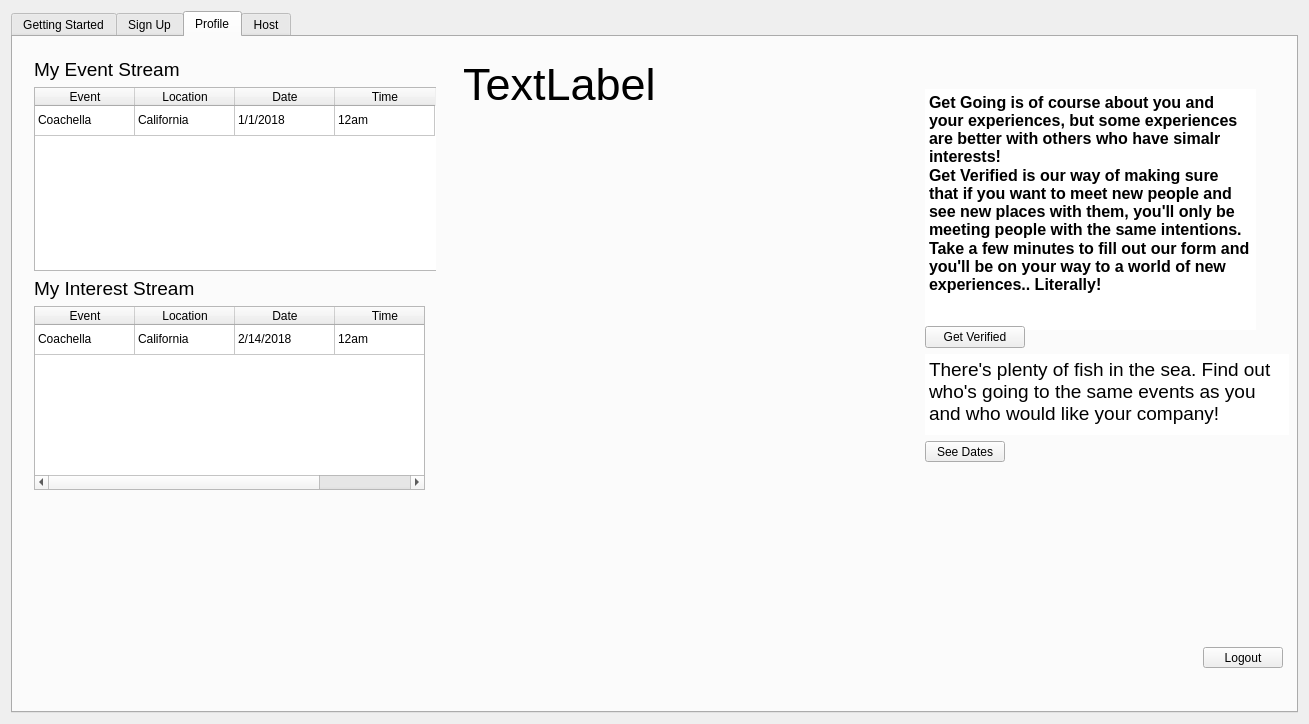
First picture: the form in src/web-app/interestdata.ui, repository Aesylwinn/software-engineering, before the edit.
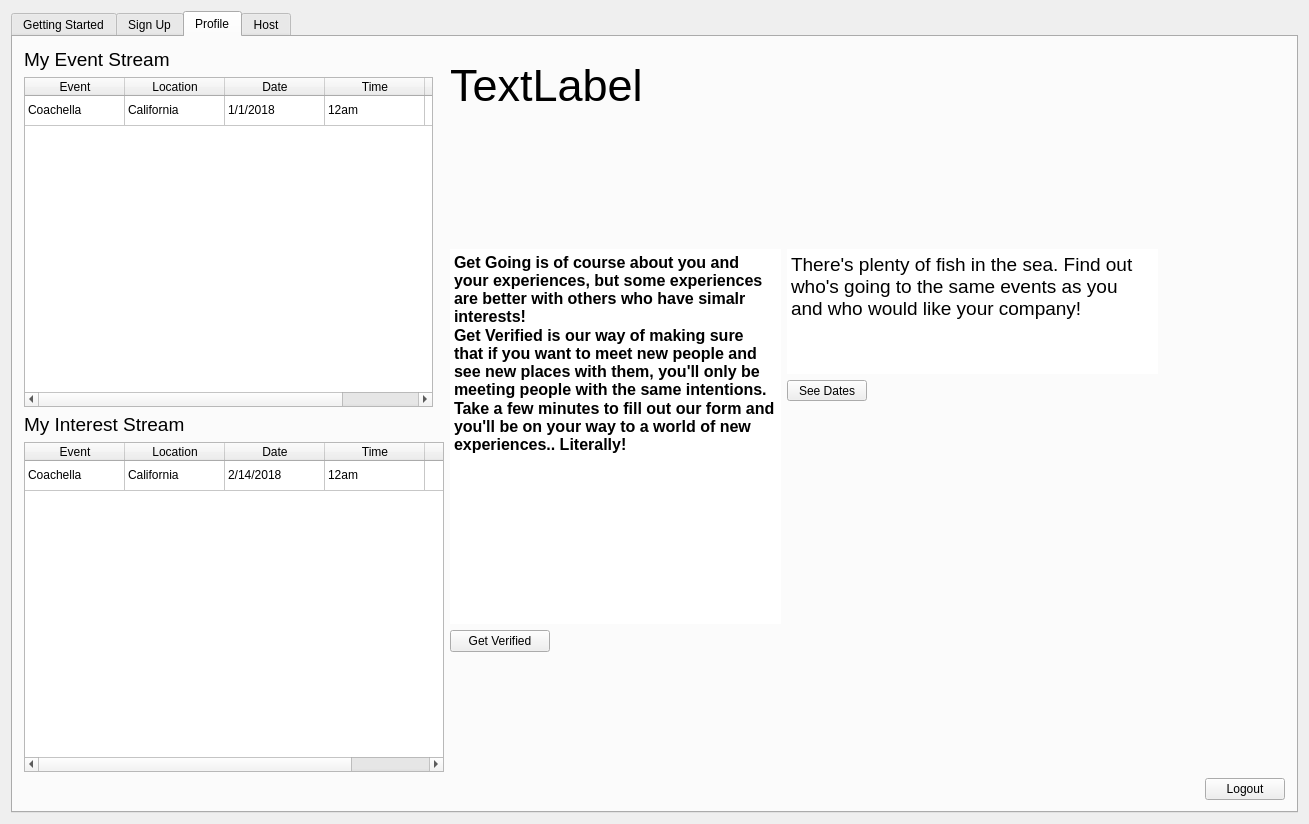
Second picture: the form after the edit. The open tabs and pages were chosen to show the change. Icons and pictures are not drawn.

Commit message: added host button functionality

```diff
--- a/src/web-app/interestdata.ui
+++ b/src/web-app/interestdata.ui
@@ -7,7 +7,7 @@
     <x>0</x>
     <y>0</y>
     <width>1309</width>
-    <height>720</height>
+    <height>824</height>
    </rect>
   </property>
   <property name="windowTitle">
@@ -958,37 +958,25 @@
       <attribute name="title">
        <string>Profile</string>
       </attribute>
+      <layout class="QGridLayout" name="gridLayout_4">
+       <item row="2" column="2">
       <widget class="QPushButton" name="logout">
-       <property name="geometry">
-        <rect>
-         <x>1190</x>
-         <y>610</y>
-         <width>80</width>
-         <height>21</height>
-        </rect>
-       </property>
        <property name="text">
         <string>Logout</string>
        </property>
       </widget>
+       </item>
+       <item row="0" column="1">
       <widget class="QLabel" name="Nam_Display_2">
-       <property name="geometry">
-        <rect>
-         <x>450</x>
-         <y>10</y>
-         <width>350</width>
-         <height>75</height>
-        </rect>
-       </property>
        <property name="minimumSize">
         <size>
-         <width>350</width>
+           <width>500</width>
          <height>75</height>
         </size>
        </property>
        <property name="maximumSize">
         <size>
-         <width>350</width>
+           <width>500</width>
          <height>75</height>
         </size>
        </property>
@@ -1004,15 +992,124 @@
         <string>TextLabel</string>
        </property>
       </widget>
-      <widget class="QWidget" name="layoutWidget">
-       <property name="geometry">
-        <rect>
-         <x>10</x>
-         <y>10</y>
-         <width>413</width>
-         <height>454</height>
-        </rect>
-       </property>
+       </item>
+       <item row="1" column="1">
+        <layout class="QFormLayout" name="formLayout_3">
+         <item row="0" column="0">
+          <layout class="QVBoxLayout" name="verticalLayout_17">
+           <item>
+            <widget class="QTextEdit" name="textEdit">
+             <property name="minimumSize">
+              <size>
+               <width>331</width>
+               <height>375</height>
+              </size>
+             </property>
+             <property name="maximumSize">
+              <size>
+               <width>331</width>
+               <height>375</height>
+              </size>
+             </property>
+             <property name="frameShape">
+              <enum>QFrame::NoFrame</enum>
+             </property>
+             <property name="readOnly">
+              <bool>true</bool>
+             </property>
+             <property name="html">
+              <string>&lt;!DOCTYPE HTML PUBLIC &quot;-//W3C//DTD HTML 4.0//EN&quot; &quot;http://www.w3.org/TR/REC-html40/strict.dtd&quot;&gt;
+&lt;html&gt;&lt;head&gt;&lt;meta name=&quot;qrichtext&quot; content=&quot;1&quot; /&gt;&lt;style type=&quot;text/css&quot;&gt;
+p, li { white-space: pre-wrap; }
+&lt;/style&gt;&lt;/head&gt;&lt;body style=&quot; font-family:'MS Shell Dlg 2'; font-size:7.8pt; font-weight:400; font-style:normal;&quot;&gt;
+&lt;p style=&quot; margin-top:0px; margin-bottom:0px; margin-left:0px; margin-right:0px; -qt-block-indent:0; text-indent:0px;&quot;&gt;&lt;span style=&quot; font-size:12pt; font-weight:600;&quot;&gt;Get Going is of course about you and your experiences, but some experiences are better with others who have simalr interests! &lt;/span&gt;&lt;/p&gt;
+&lt;p style=&quot; margin-top:0px; margin-bottom:0px; margin-left:0px; margin-right:0px; -qt-block-indent:0; text-indent:0px;&quot;&gt;&lt;span style=&quot; font-size:12pt; font-weight:600;&quot;&gt;Get Verified is our way of making sure that if you want to meet new people and see new places with them, you'll only be meeting people with the same intentions. &lt;/span&gt;&lt;/p&gt;
+&lt;p style=&quot; margin-top:0px; margin-bottom:0px; margin-left:0px; margin-right:0px; -qt-block-indent:0; text-indent:0px;&quot;&gt;&lt;span style=&quot; font-size:12pt; font-weight:600;&quot;&gt;Take a few minutes to fill out our form and you'll be on your way to a world of new experiences.. Literally!&lt;/span&gt;&lt;span style=&quot; font-size:8.25pt;&quot;&gt;  &lt;/span&gt;&lt;/p&gt;&lt;/body&gt;&lt;/html&gt;</string>
+             </property>
+            </widget>
+           </item>
+           <item>
+            <widget class="QPushButton" name="GetVerifiedB">
+             <property name="minimumSize">
+              <size>
+               <width>100</width>
+               <height>0</height>
+              </size>
+             </property>
+             <property name="maximumSize">
+              <size>
+               <width>100</width>
+               <height>16777215</height>
+              </size>
+             </property>
+             <property name="text">
+              <string>Get Verified</string>
+             </property>
+            </widget>
+           </item>
+          </layout>
+         </item>
+         <item row="0" column="1">
+          <layout class="QVBoxLayout" name="verticalLayout_19">
+           <property name="bottomMargin">
+            <number>250</number>
+           </property>
+           <item>
+            <widget class="QPlainTextEdit" name="plainTextEdit_2">
+             <property name="minimumSize">
+              <size>
+               <width>371</width>
+               <height>125</height>
+              </size>
+             </property>
+             <property name="maximumSize">
+              <size>
+               <width>371</width>
+               <height>125</height>
+              </size>
+             </property>
+             <property name="font">
+              <font>
+               <pointsize>14</pointsize>
+               <weight>50</weight>
+               <bold>false</bold>
+              </font>
+             </property>
+             <property name="frameShape">
+              <enum>QFrame::NoFrame</enum>
+             </property>
+             <property name="readOnly">
+              <bool>true</bool>
+             </property>
+             <property name="plainText">
+              <string>There's plenty of fish in the sea. Find out who's going to the same events as you and who would like your company!</string>
+             </property>
+            </widget>
+           </item>
+           <item>
+            <widget class="QPushButton" name="matchB">
+             <property name="minimumSize">
+              <size>
+               <width>80</width>
+               <height>21</height>
+              </size>
+             </property>
+             <property name="maximumSize">
+              <size>
+               <width>80</width>
+               <height>21</height>
+              </size>
+             </property>
+             <property name="text">
+              <string>See Dates</string>
+             </property>
+            </widget>
+           </item>
+          </layout>
+         </item>
+        </layout>
+       </item>
+       <item row="0" column="0" rowspan="2">
        <layout class="QVBoxLayout" name="verticalLayout_18">
         <item>
          <layout class="QVBoxLayout" name="verticalLayout_29">
@@ -1088,6 +1185,11 @@
               <string>Time</string>
              </property>
             </column>
+             <column>
+              <property name="text">
+               <string>Description</string>
+              </property>
+             </column>
             <item row="0" column="0">
              <property name="text">
               <string>Coachella</string>
@@ -1186,6 +1288,11 @@
               <string>Time</string>
              </property>
             </column>
+             <column>
+              <property name="text">
+               <string>Description</string>
+              </property>
+             </column>
             <item row="0" column="0">
              <property name="text">
               <string>Coachella</string>
@@ -1211,128 +1318,8 @@
          </layout>
         </item>
        </layout>
-      </widget>
-      <widget class="QWidget" name="layoutWidget">
-       <property name="geometry">
-        <rect>
-         <x>901</x>
-         <y>41</y>
-         <width>375</width>
-         <height>395</height>
-        </rect>
-       </property>
-       <layout class="QVBoxLayout" name="verticalLayout_20">
-        <item>
-         <layout class="QVBoxLayout" name="verticalLayout_17">
-          <item>
-           <widget class="QTextEdit" name="textEdit">
-            <property name="minimumSize">
-             <size>
-              <width>331</width>
-              <height>241</height>
-             </size>
-            </property>
-            <property name="maximumSize">
-             <size>
-              <width>331</width>
-              <height>241</height>
-             </size>
-            </property>
-            <property name="frameShape">
-             <enum>QFrame::NoFrame</enum>
-            </property>
-            <property name="readOnly">
-             <bool>true</bool>
-            </property>
-            <property name="html">
-             <string>&lt;!DOCTYPE HTML PUBLIC &quot;-//W3C//DTD HTML 4.0//EN&quot; &quot;http://www.w3.org/TR/REC-html40/strict.dtd&quot;&gt;
-&lt;html&gt;&lt;head&gt;&lt;meta name=&quot;qrichtext&quot; content=&quot;1&quot; /&gt;&lt;style type=&quot;text/css&quot;&gt;
-p, li { white-space: pre-wrap; }
-&lt;/style&gt;&lt;/head&gt;&lt;body style=&quot; font-family:'MS Shell Dlg 2'; font-size:8.25pt; font-weight:400; font-style:normal;&quot;&gt;
-&lt;p style=&quot; margin-top:0px; margin-bottom:0px; margin-left:0px; margin-right:0px; -qt-block-indent:0; text-indent:0px;&quot;&gt;&lt;span style=&quot; font-size:12pt; font-weight:600;&quot;&gt;Get Going is of course about you and your experiences, but some experiences are better with others who have simalr interests! &lt;/span&gt;&lt;/p&gt;
-&lt;p style=&quot; margin-top:0px; margin-bottom:0px; margin-left:0px; margin-right:0px; -qt-block-indent:0; text-indent:0px;&quot;&gt;&lt;span style=&quot; font-size:12pt; font-weight:600;&quot;&gt;Get Verified is our way of making sure that if you want to meet new people and see new places with them, you'll only be meeting people with the same intentions. &lt;/span&gt;&lt;/p&gt;
-&lt;p style=&quot; margin-top:0px; margin-bottom:0px; margin-left:0px; margin-right:0px; -qt-block-indent:0; text-indent:0px;&quot;&gt;&lt;span style=&quot; font-size:12pt; font-weight:600;&quot;&gt;Take a few minutes to fill out our form and you'll be on your way to a world of new experiences.. Literally!&lt;/span&gt;  &lt;/p&gt;&lt;/body&gt;&lt;/html&gt;</string>
-            </property>
-           </widget>
-          </item>
-          <item>
-           <widget class="QPushButton" name="GetVerifiedB">
-            <property name="minimumSize">
-             <size>
-              <width>100</width>
-              <height>0</height>
-             </size>
-            </property>
-            <property name="maximumSize">
-             <size>
-              <width>100</width>
-              <height>16777215</height>
-             </size>
-            </property>
-            <property name="text">
-             <string>Get Verified</string>
-            </property>
-           </widget>
-          </item>
-         </layout>
-        </item>
-        <item>
-         <layout class="QVBoxLayout" name="verticalLayout_19">
-          <item>
-           <widget class="QPlainTextEdit" name="plainTextEdit_2">
-            <property name="minimumSize">
-             <size>
-              <width>371</width>
-              <height>81</height>
-             </size>
-            </property>
-            <property name="maximumSize">
-             <size>
-              <width>371</width>
-              <height>81</height>
-             </size>
-            </property>
-            <property name="font">
-             <font>
-              <pointsize>14</pointsize>
-              <weight>50</weight>
-              <bold>false</bold>
-             </font>
-            </property>
-            <property name="frameShape">
-             <enum>QFrame::NoFrame</enum>
-            </property>
-            <property name="readOnly">
-             <bool>true</bool>
-            </property>
-            <property name="plainText">
-             <string>There's plenty of fish in the sea. Find out who's going to the same events as you and who would like your company!</string>
-            </property>
-           </widget>
-          </item>
-          <item>
-           <widget class="QPushButton" name="matchB">
-            <property name="minimumSize">
-             <size>
-              <width>80</width>
-              <height>21</height>
-             </size>
-            </property>
-            <property name="maximumSize">
-             <size>
-              <width>80</width>
-              <height>21</height>
-             </size>
-            </property>
-            <property name="text">
-             <string>See Dates</string>
-            </property>
-           </widget>
-          </item>
-         </layout>
-        </item>
-       </layout>
-      </widget>
+       </item>
+      </layout>
      </widget>
      <widget class="QWidget" name="tab_5">
       <attribute name="title">
```
Left out of the diff: 208 changed lines with no effect on the pictures. Lines whose indentation alone changed are shown as unchanged. The commit also changes 5 other files.
